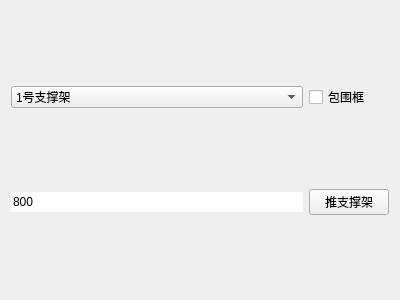
The window that ui/simulate_win.ui (ez4jc/working_face_master) describes before a commit, drawn with Qt 5.
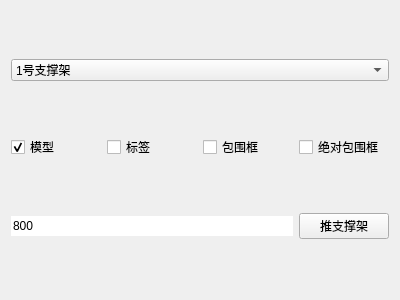
The same window after the commit.

Commit message: 数字笼子加入；支撑架仿真功能丰富；界面美化；代码部分重构优化

```diff
--- a/ui/simulate_win.ui
+++ b/ui/simulate_win.ui
@@ -14,7 +14,44 @@
    <string>仿真面板</string>
   </property>
   <layout class="QGridLayout" name="gridLayout">
-   <item row="0" column="0">
+   <item row="1" column="1">
+    <widget class="QCheckBox" name="checkBox_label">
+     <property name="text">
+      <string>标签</string>
+     </property>
+    </widget>
+   </item>
+   <item row="1" column="0">
+    <widget class="QCheckBox" name="checkBox_supporter_model">
+     <property name="text">
+      <string>模型</string>
+     </property>
+     <property name="checked">
+      <bool>true</bool>
+     </property>
+    </widget>
+   </item>
+   <item row="1" column="2">
+    <widget class="QCheckBox" name="checkBox_wraparound_frame">
+     <property name="text">
+      <string>包围框</string>
+     </property>
+     <property name="checked">
+      <bool>false</bool>
+     </property>
+     <property name="tristate">
+      <bool>false</bool>
+     </property>
+    </widget>
+   </item>
+   <item row="1" column="3">
+    <widget class="QCheckBox" name="checkBox_static_wraparound_frame">
+     <property name="text">
+      <string>绝对包围框</string>
+     </property>
+    </widget>
+   </item>
+   <item row="0" column="0" colspan="4">
     <widget class="QComboBox" name="comboBox_supporter">
      <property name="currentIndex">
       <number>0</number>
@@ -121,7 +158,14 @@
      </item>
     </widget>
    </item>
-   <item row="1" column="0">
+   <item row="2" column="3">
+    <widget class="QPushButton" name="pushButton_pushSupport">
+     <property name="text">
+      <string>推支撑架</string>
+     </property>
+    </widget>
+   </item>
+   <item row="2" column="0" colspan="3">
     <widget class="QLineEdit" name="lineEdit_pushSupporter">
      <property name="text">
       <string>800</string>
@@ -137,26 +181,6 @@
      </property>
     </widget>
    </item>
-   <item row="0" column="1">
-    <widget class="QCheckBox" name="checkBox_wraparound_frame">
-     <property name="text">
-      <string>包围框</string>
-     </property>
-     <property name="checked">
-      <bool>false</bool>
-     </property>
-     <property name="tristate">
-      <bool>false</bool>
-     </property>
-    </widget>
-   </item>
-   <item row="1" column="1">
-    <widget class="QPushButton" name="pushButton_pushSupport">
-     <property name="text">
-      <string>推支撑架</string>
-     </property>
-    </widget>
-   </item>
   </layout>
  </widget>
  <resources/>
```
The commit also changes 8 other files.
